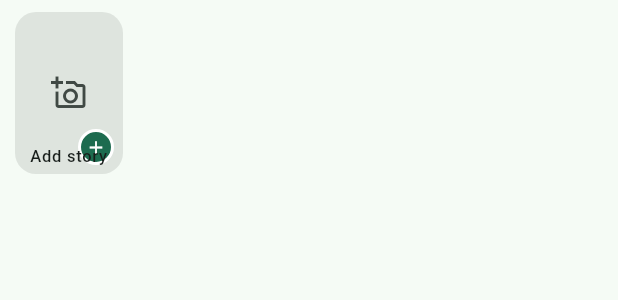
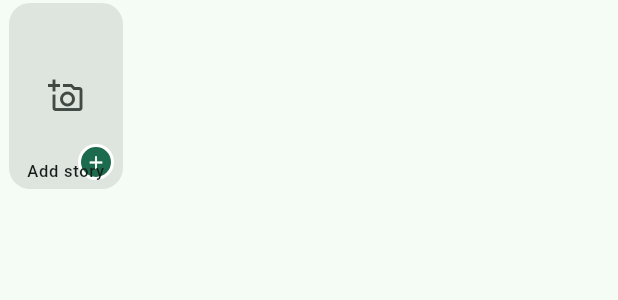
Before and after one commit to ssingh1432/gather, a Flutter app: the StoryBar widget shown alone on an empty page, opened directly, on a phone screen of 412 x 824 dp. Shown: the top 300 px of the screen. Run offline on Flutter 3.47's test engine with Material 3 defaults, Android fonts, the phone set to English and light mode, and no system bars; our stand-ins replace audioplayers, cached_network_image, firebase_core, firebase_messaging, flutter_dotenv, flutter_image_compress and 11 more; missing offline and left inert: gal, receive_sharing_intent; accounts and stored records are empty; network calls fail; statements that could not run were skipped.

Commit message:
Show own story in the story bar; tighten spacing; seed music tracks
- The story bar was filtering the signed-in user's own entry out of the
  feed and never showing it anywhere, so a posted story appeared to
  vanish. The Add-story tile now doubles as the own-story tile: shows
  the real thumbnail with a 'Your story' label once you have an active
  story, tapping the tile opens the viewer, and a small + badge (still
  present) adds another story.
- Increased story bar height 96->128 and tile size 60x60/72x108->76x124,
  while shrinking outer/list padding and the gap between tiles to 3-4px,
  so tiles read taller with much less dead space around them.
- (DB, no app change needed) Seeded story_audio_tracks with 10 real
  CC0-1.0-licensed tracks (verified public-domain music, sourced via
  SoundSafari/CC0-1.0-Music) so the 'Add music' picker is no longer
  empty.

```diff
--- a/flutter_app/lib/shared/widgets/story_bar.dart
+++ b/flutter_app/lib/shared/widgets/story_bar.dart
@@ -128,21 +128,38 @@ class _StoryBarState extends State<StoryBar> {
     if (uid == null) return const SizedBox.shrink();
 
     return SizedBox(
-      height: 124,
+      height: 128,
       child: FutureBuilder<List<StoryFeedEntry>>(
         future: _future,
         builder: (context, snapshot) {
           final entries = snapshot.data ?? const [];
-          final hasOwnStory = entries.any((e) => e.authorId == uid);
-          final others = entries.where((e) => e.authorId != uid).toList();
+          StoryFeedEntry? ownEntry;
+          final others = <StoryFeedEntry>[];
+          for (final e in entries) {
+            if (e.authorId == uid) {
+              ownEntry = e;
+            } else {
+              others.add(e);
+            }
+          }
           return ListView.separated(
             scrollDirection: Axis.horizontal,
-            padding: const EdgeInsets.symmetric(horizontal: 10, vertical: 8),
+            padding: const EdgeInsets.symmetric(horizontal: 6, vertical: 2),
             itemCount: others.length + 1,
-            separatorBuilder: (_, __) => const SizedBox(width: 8),
+            separatorBuilder: (_, __) => const SizedBox(width: 3),
             itemBuilder: (context, i) {
               if (i == 0) {
-                return _AddStoryTile(uploading: _uploading, hasOwnStory: hasOwnStory, onTap: _addStory);
+                return _AddStoryTile(
+                  uploading: _uploading,
+                  ownEntry: ownEntry,
+                  onAdd: _addStory,
+                  onViewOwn: () async {
+                    await Navigator.of(context).push(
+                      MaterialPageRoute(builder: (_) => StoryViewerScreen(authorIds: entries.map((e) => e.authorId).toList(), startAuthorId: uid)),
+                    );
+                    _refresh();
+                  },
+                );
               }
               final entry = others[i - 1];
               return _StoryTile(
@@ -163,46 +180,78 @@ class _StoryBarState extends State<StoryBar> {
 }
 
 class _AddStoryTile extends StatelessWidget {
-  const _AddStoryTile({required this.uploading, required this.hasOwnStory, required this.onTap});
+  const _AddStoryTile({required this.uploading, required this.ownEntry, required this.onAdd, required this.onViewOwn});
   final bool uploading;
-  final bool hasOwnStory;
-  final VoidCallback onTap;
+  final StoryFeedEntry? ownEntry;
+  final VoidCallback onAdd;
+  final VoidCallback onViewOwn;
 
   @override
   Widget build(BuildContext context) {
+    final own = ownEntry;
+    final thumbUrl = own != null && (own.latestThumbnailUrl?.isNotEmpty ?? false) ? own.latestThumbnailUrl : own?.authorAvatarUrl;
+    final hasThumb = thumbUrl != null && thumbUrl.isNotEmpty;
+
     return GestureDetector(
-      onTap: uploading ? null : onTap,
+      onTap: uploading ? null : (own != null ? onViewOwn : onAdd),
       child: SizedBox(
-        width: 72,
-        height: 108,
+        width: 76,
+        height: 124,
         child: Stack(
           children: [
             ClipRRect(
               borderRadius: BorderRadius.circular(14),
               child: Container(
-                width: 72,
-                height: 108,
+                width: 76,
+                height: 124,
                 color: Theme.of(context).colorScheme.surfaceContainerHighest,
                 alignment: Alignment.center,
-                child: uploading ? const CircularProgressIndicator(strokeWidth: 2) : Icon(Icons.add_a_photo_outlined, color: Theme.of(context).colorScheme.onSurfaceVariant),
+                child: uploading
+                    ? const CircularProgressIndicator(strokeWidth: 2)
+                    : hasThumb
+                        ? Image.network(thumbUrl, fit: BoxFit.cover, width: 76, height: 124)
+                        : Icon(Icons.add_a_photo_outlined, color: Theme.of(context).colorScheme.onSurfaceVariant),
+              ),
+            ),
+            if (own != null && !uploading)
+              Positioned(
+                left: 0,
+                right: 0,
+                bottom: 0,
+                child: Container(
+                  padding: const EdgeInsets.fromLTRB(4, 12, 4, 4),
+                  decoration: const BoxDecoration(
+                    gradient: LinearGradient(colors: [Colors.transparent, Colors.black87], begin: Alignment.topCenter, end: Alignment.bottomCenter),
+                  ),
+                  child: Text(
+                    'Your story',
+                    style: Theme.of(context).textTheme.labelSmall?.copyWith(color: Colors.white, fontWeight: FontWeight.w600),
+                    maxLines: 1,
+                    overflow: TextOverflow.ellipsis,
+                    textAlign: TextAlign.center,
+                  ),
                 ),
               ),
             if (!uploading)
               Positioned(
                 right: 6,
-                bottom: 6,
+                bottom: own != null ? 22 : 6,
+                child: GestureDetector(
+                  onTap: onAdd,
                   child: Container(
                     padding: const EdgeInsets.all(3),
                     decoration: BoxDecoration(color: Theme.of(context).colorScheme.primary, shape: BoxShape.circle, border: Border.all(color: Colors.white, width: 2)),
                     child: const Icon(Icons.add, size: 14, color: Colors.white),
                   ),
                 ),
+              ),
+            if (own == null)
               Positioned(
                 left: 4,
                 right: 4,
                 bottom: 4,
                 child: Text(
-                hasOwnStory ? 'Your story' : 'Add story',
+                  'Add story',
                   style: Theme.of(context).textTheme.labelSmall,
                   maxLines: 1,
                   overflow: TextOverflow.ellipsis,
@@ -230,8 +279,8 @@ class _StoryTile extends StatelessWidget {
     return GestureDetector(
       onTap: onTap,
       child: Container(
-        width: 72,
-        height: 108,
+        width: 76,
+        height: 124,
         padding: const EdgeInsets.all(2.5),
         decoration: BoxDecoration(
           borderRadius: BorderRadius.circular(14),
```
Lines whose indentation alone changed are shown as unchanged.
